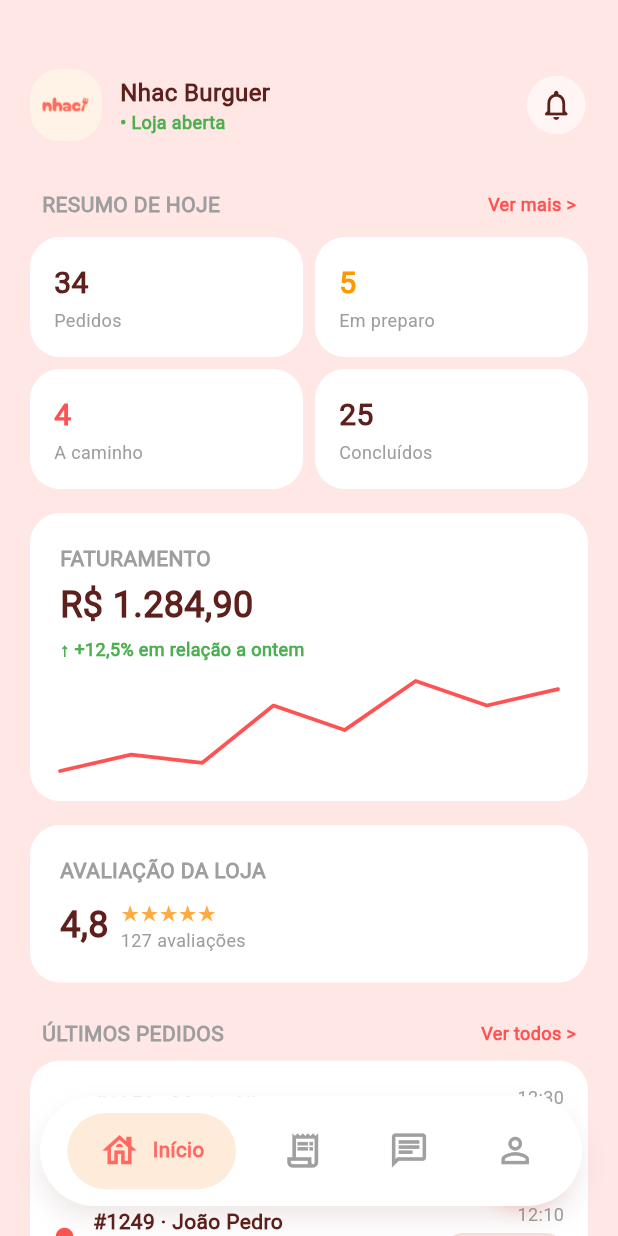
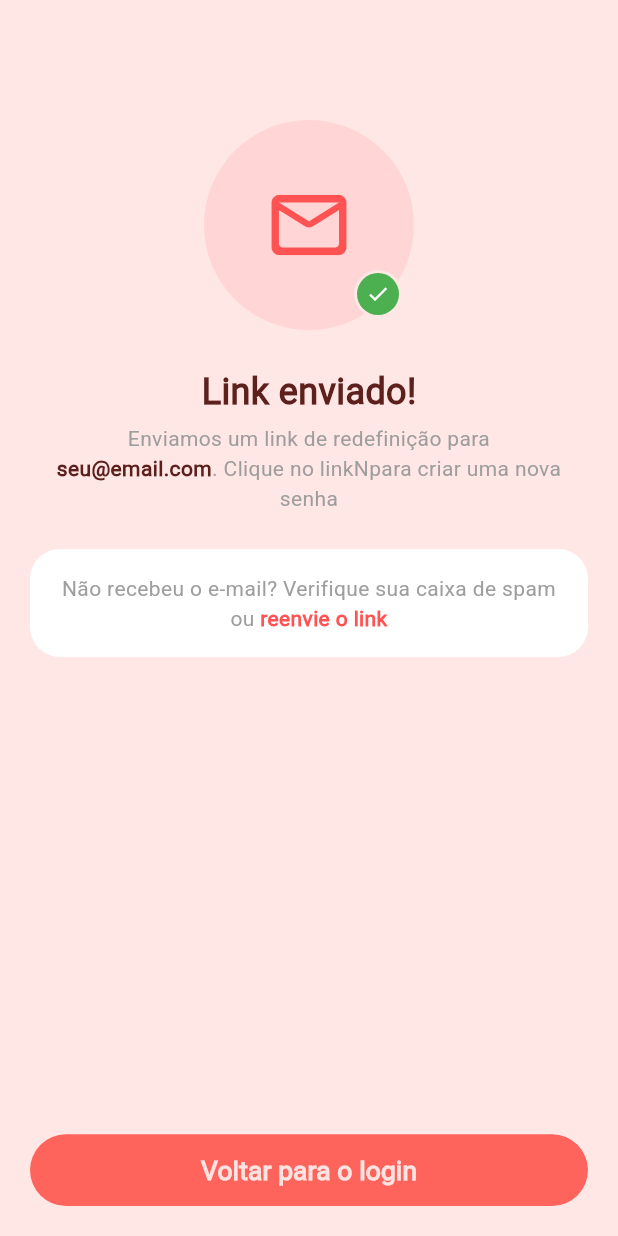
Before and after one commit to h3llsyn/Nhac-Lojas, a Flutter app: the RecuperarSenha screen opened by its route, after a tap on "Enviar link", on a phone screen of 412 x 824 dp. Run offline on Flutter 3.47's test engine with Material 3 defaults, Android fonts, the phone set to English and light mode, and no system bars; drawn by our look-alikes of fl_chart; our stand-ins replace flutter_screenutil, flutter_svg, go_router.

Commit message:
tela de receber email para recuperação de senha pronta

```diff
--- /dev/null
+++ b/lib/pages/auth/link_recuperacao_senha.dart
@@ -0,0 +1,127 @@
+import 'package:flutter/gestures.dart';
+import 'package:flutter/material.dart';
+import 'package:go_router/go_router.dart';
+import 'package:nhac_lojas/components/back_arrow.dart';
+import 'package:nhac_lojas/components/button_nhac.dart';
+import 'package:nhac_lojas/components/container_card_design.dart';
+import 'package:nhac_lojas/components/container_nhac.dart';
+import 'package:nhac_lojas/components/nhac_input_field.dart';
+
+class LinkRecuperacaoSenha extends StatelessWidget {
+  const LinkRecuperacaoSenha({super.key});
+
+  @override
+  Widget build(BuildContext context) {
+    return Scaffold(
+      body: SafeArea(
+        child: Padding(
+          padding: const EdgeInsets.fromLTRB(20, 80, 20, 20),
+          child: Column(
+            crossAxisAlignment: CrossAxisAlignment.center,
+            children: [
+              Stack(
+                children: [
+                  Container(
+                    width: 140,
+                    height: 140,
+                    decoration: const BoxDecoration(
+                      color: Color.fromARGB(255, 255, 213, 213),
+                      shape: BoxShape.circle,
+                    ),
+                    child: const Icon(
+                      Icons.mail_outline_rounded,
+                      size: 60,
+                      color: Colors.redAccent,
+                    ),
+                  ),
+                  Positioned(
+                    right: 8,
+                    bottom: 8,
+                    child: Container(
+                      padding: const EdgeInsets.all(2),
+                      decoration: const BoxDecoration(
+                        color: Color.fromARGB(255, 255, 231, 229),
+                        shape: BoxShape.circle,
+                      ),
+                      child: Container(
+                        padding: const EdgeInsets.all(6),
+                        decoration: const BoxDecoration(
+                          color: Colors.green,
+                          shape: BoxShape.circle,
+                        ),
+                        child: const Icon(
+                          Icons.check,
+                          size: 16,
+                          color: Colors.white,
+                        ),
+                      ),
+                    ),
+                  ),
+                ],
+              ),
+              const SizedBox(height: 24),
+              Text(
+                'Link enviado!',
+                style: TextStyle(fontSize: 24, fontWeight: FontWeight.bold),
+              ),
+              const SizedBox(height: 4),
+              Text.rich(
+                TextSpan(
+                  style: TextStyle(
+                    color: Colors.grey,
+                    fontSize: 14,
+                    fontWeight: FontWeight.w500,
+                  ),
+                  children: [
+                    TextSpan(text: 'Enviamos um link de redefinição para\n'),
+                    TextSpan(
+                      text: 'seu@email.com',
+                      style: TextStyle(
+                        color: Color.fromARGB(255, 93, 32, 28),
+                        fontWeight: FontWeight.bold
+                      ),
+                    ),
+                    TextSpan(
+                      text: '. Clique no link\Npara criar uma nova senha',
+                    ),
+                  ],
+                ),
+                textAlign: TextAlign.center,
+              ),
+              const SizedBox(height: 24),
+              ContainerCardDesign(
+                children: Text.rich(
+                  TextSpan(
+                    style: TextStyle(
+                      color: Colors.grey,
+                      fontSize: 14,
+                      fontWeight: FontWeight.w500,
+                    ),
+                    children: [
+                      TextSpan(text: 'Não recebeu o e-mail? Verifique sua caixa de spam ou '),
+                      TextSpan(
+                        text: 'reenvie o link',
+                        style: TextStyle(
+                          color: Colors.redAccent,
+                          fontWeight: FontWeight.bold
+                        ),
+                        recognizer: TapGestureRecognizer()
+                        ..onTap =() => context.go('/nova-senha')
+                      ),
+                    ],
+                  ),
+                  textAlign: TextAlign.center,
+                ),
+              ),
+              Spacer(),
+              ButtonNhac(
+                texto: 'Voltar para o login',
+                onTap: () => context.go('/email'),
+              ),
+            ],
+          ),
+        ),
+      ),
+    );
+  }
+}
--- a/lib/pages/auth/recuperar_senha.dart
+++ b/lib/pages/auth/recuperar_senha.dart
@@ -70,7 +70,7 @@ class RecuperarSenha extends StatelessWidget {
               Spacer(),
               ButtonNhac(
                 texto: 'Enviar link',
-                onTap: () => context.go('/home'),
+                onTap: () => context.push('/link-recuperacao'),
               ),
             ],
           ),
--- a/lib/pages/bem-vindo.dart
+++ b/lib/pages/bem-vindo.dart
@@ -91,7 +91,10 @@ class BemVindo extends StatelessWidget {
                       ),
                       Text(
                         'Fale conosco',
-                        style: TextStyle(color: Colors.redAccent),
+                        style: TextStyle(
+                          color: Colors.redAccent,
+                          fontWeight: FontWeight.bold
+                        ),
                       ),
                     ],
                   ),
--- a/lib/routes/go_router.dart
+++ b/lib/routes/go_router.dart
@@ -1,6 +1,7 @@
 import 'package:flutter/material.dart';
 import 'package:go_router/go_router.dart';
 import 'package:nhac_lojas/pages/auth/email_loja.dart';
+import 'package:nhac_lojas/pages/auth/link_recuperacao_senha.dart';
 import 'package:nhac_lojas/pages/auth/recuperar_senha.dart';
 import 'package:nhac_lojas/pages/bem-vindo.dart';
 import 'package:nhac_lojas/pages/chat_open.dart';
@@ -52,6 +53,10 @@ final GoRouter appRouter = GoRouter(
       builder: (context, state) => const RecuperarSenha(),
     ),
     GoRoute(
+      path: '/link-recuperacao',
+      builder: (context, state) => const LinkRecuperacaoSenha(),
+    ),
+    GoRoute(
       path: '/order-details',
       builder: (context, state) => const OrderDetailsPage(),
     ),
```
